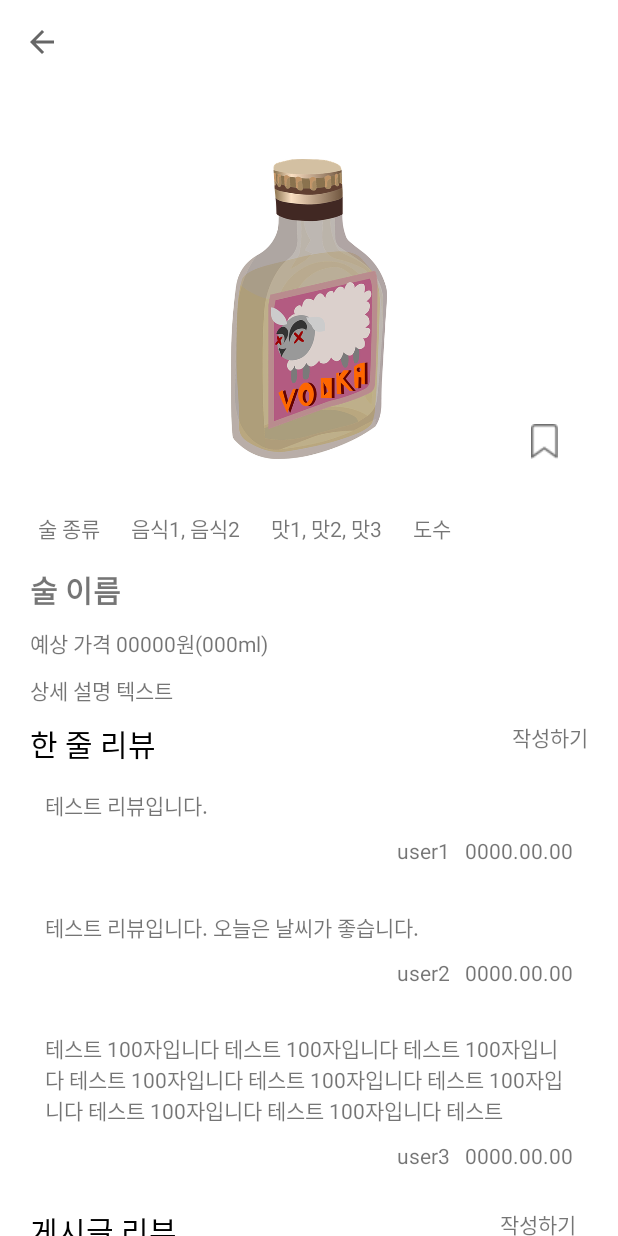
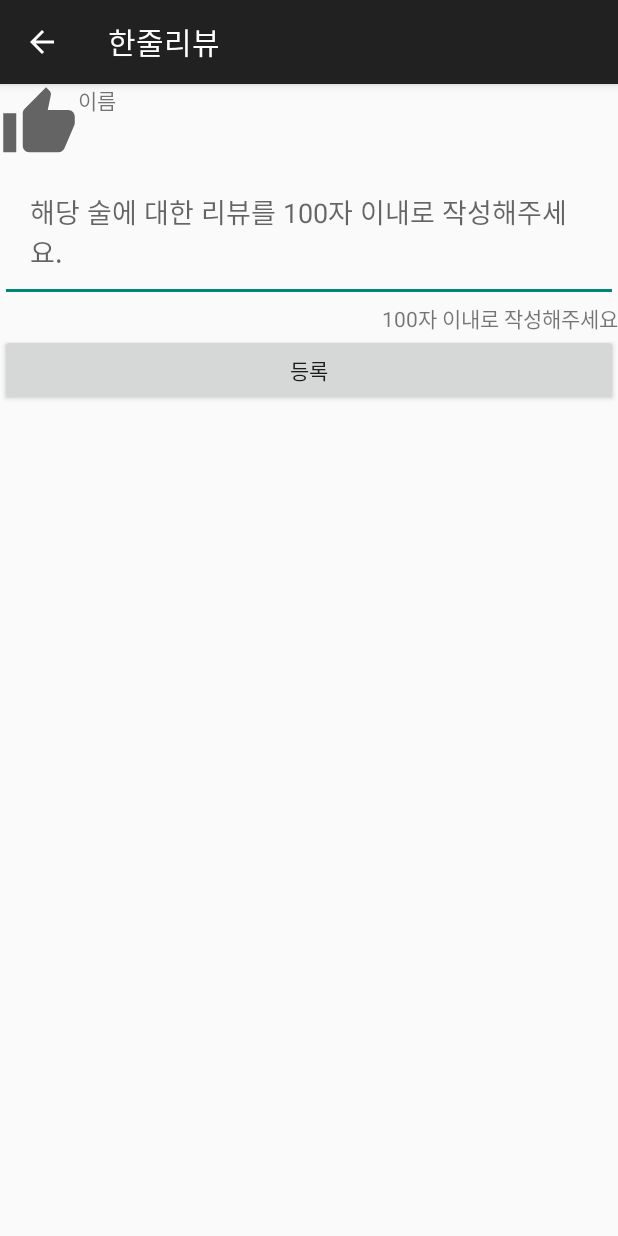
Before and after one commit to ReadyItGo-A-level/Frontend, an Android app: the AlcoholDetailActivity screen opened directly, with no data from a screen before it, after a tap on "작성하기", on a phone screen of 412 x 824 dp. Run offline under Robolectric (Android 15) with nearby library versions, the phone set to English and light mode, and no system bars.

Commit message:
feat:> 한줄 리뷰 작성, 피드 작성 페이지 기능 구현 #32

```diff
--- a/app/src/main/AndroidManifest.xml
+++ b/app/src/main/AndroidManifest.xml
@@ -58,7 +58,10 @@
         <activity android:name=".allalcohol.AllAlcoholSearchActivity"/>
         <activity android:name=".common.AlcoholDetailActivity"/>
         <activity android:name=".feed.FeedDetailActivity"/>
-
+        <activity
+            android:theme="@style/Theme.AppCompat.Light.DarkActionBar"
+            android:name=".common.AlcoholDetailWriteReviewActivity"/>
+        <activity android:name=".feed.WriteFeedActivity"/>
     </application>
 
 </manifest>
--- a/app/src/main/java/com/example/a_level/common/AlcoholDetailActivity.kt
+++ b/app/src/main/java/com/example/a_level/common/AlcoholDetailActivity.kt
@@ -2,6 +2,7 @@ package com.example.a_level.common
 
 import android.app.AlertDialog
 import android.content.DialogInterface
+import android.content.Intent
 import android.os.Bundle
 import android.view.MenuItem
 import android.view.View
@@ -9,6 +10,7 @@ import android.widget.Toast
 import androidx.appcompat.app.AppCompatActivity
 import androidx.recyclerview.widget.LinearLayoutManager
 import com.example.a_level.databinding.ActivityAlcoholdetailBinding
+import com.example.a_level.login.StartActivity
 
 class AlcoholDetailActivity : AppCompatActivity() {
 
@@ -158,6 +160,9 @@ class AlcoholDetailActivity : AppCompatActivity() {
     }
 
     private fun initUI() {
+        binding.textviewAlcoholdetailWriteshortreview.setOnClickListener {
+            startActivity(Intent(applicationContext, AlcoholDetailWriteReviewActivity::class.java))
+        }
         binding.textviewAlcoholdetailWritepostreview.setOnClickListener {
 
         }
--- /dev/null
+++ b/app/src/main/java/com/example/a_level/common/AlcoholDetailWriteReviewActivity.kt
@@ -0,0 +1,36 @@
+package com.example.a_level.common
+
+import android.os.Bundle
+import android.view.MenuItem
+import androidx.appcompat.app.AppCompatActivity
+import com.example.a_level.databinding.ActivityAlcoholdetailwritereviewBinding
+
+class AlcoholDetailWriteReviewActivity : AppCompatActivity() {
+    lateinit var binding: ActivityAlcoholdetailwritereviewBinding
+
+    override fun onCreate(savedInstanceState: Bundle?) {
+        super.onCreate(savedInstanceState)
+        binding = ActivityAlcoholdetailwritereviewBinding.inflate(layoutInflater)
+        setContentView(binding.root)
+        //툴바 적용하기
+        initActionBar()
+    }
+
+    private fun initActionBar() {
+        supportActionBar!!.setDisplayHomeAsUpEnabled(true)
+        supportActionBar!!.setDisplayShowTitleEnabled(true)
+        supportActionBar!!.title = "한줄리뷰"
+    }
+
+    override fun onOptionsItemSelected(item: MenuItem): Boolean {
+        return when (item.itemId) {
+            android.R.id.home -> {
+                finish()
+                true
+            }
+            else -> {
+                super.onOptionsItemSelected(item)
+            }
+        }
+    }
+}
--- /dev/null
+++ b/app/src/main/res/layout/activity_alcoholdetailwritereview.xml
@@ -0,0 +1,48 @@
+<?xml version="1.0" encoding="utf-8"?>
+<androidx.constraintlayout.widget.ConstraintLayout xmlns:android="http://schemas.android.com/apk/res/android"
+    xmlns:app="http://schemas.android.com/apk/res-auto"
+    android:layout_width="match_parent"
+    android:layout_height="match_parent">
+
+    <ImageView
+        android:id="@+id/imageview_alcoholdetailwritereview_thumbnail"
+        android:layout_width="wrap_content"
+        android:layout_height="wrap_content"
+        android:src="@drawable/ic_thumbup_test"
+        app:layout_constraintStart_toStartOf="parent"
+        app:layout_constraintTop_toTopOf="parent" />
+
+    <TextView
+        android:id="@+id/textview_alcoholdetailwritereview_name"
+        android:layout_width="wrap_content"
+        android:layout_height="wrap_content"
+        android:text="이름"
+        app:layout_constraintStart_toEndOf="@+id/imageview_alcoholdetailwritereview_thumbnail"
+        app:layout_constraintTop_toTopOf="parent" />
+
+    <EditText
+        android:id="@+id/edittext_alcoholdetailwritereview_input"
+        android:layout_width="match_parent"
+        android:layout_height="wrap_content"
+        android:hint="해당 술에 대한 리뷰를 100자 이내로 작성해주세요."
+        android:maxLength="100"
+        android:padding="20dp"
+        app:layout_constraintTop_toBottomOf="@+id/imageview_alcoholdetailwritereview_thumbnail" />
+
+    <TextView
+        android:id="@+id/textview_alcoholdetailwritereview_warning"
+        android:layout_width="wrap_content"
+        android:layout_height="wrap_content"
+        android:text="100자 이내로 작성해주세요"
+        app:layout_constraintEnd_toEndOf="parent"
+        app:layout_constraintHorizontal_bias="1"
+        app:layout_constraintTop_toBottomOf="@+id/edittext_alcoholdetailwritereview_input" />
+
+    <Button
+        android:id="@+id/button_alcoholdetailwritereview_submit"
+        android:layout_width="match_parent"
+        android:layout_height="wrap_content"
+        android:text="등록"
+        app:layout_constraintTop_toBottomOf="@id/textview_alcoholdetailwritereview_warning" />
+
+</androidx.constraintlayout.widget.ConstraintLayout>
```
Also changed, not shown: app/src/main/java/com/example/a_level/feed/FeedFragment.kt (+7 -0 lines), app/src/main/java/com/example/a_level/feed/WriteFeedActivity.kt (added, +42 -0 lines), app/src/main/res/layout/activity_writefeed.xml (added, +65 -0 lines), app/src/main/res/menu/menu_writefeed.xml (added, +8 -0 lines).
